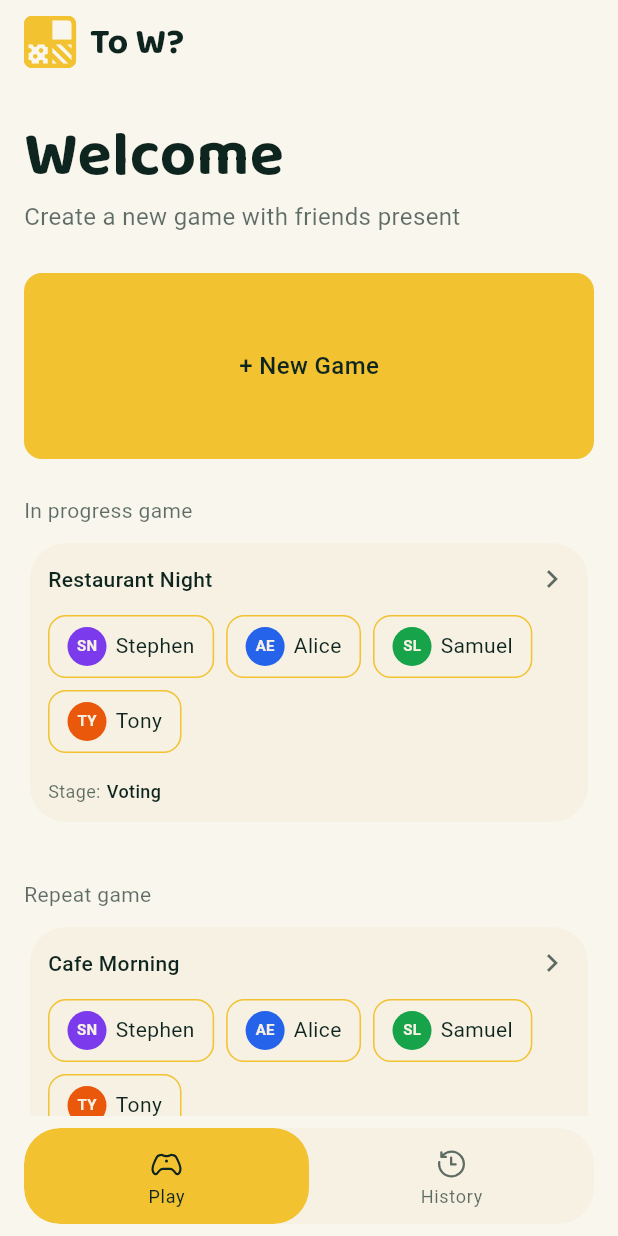
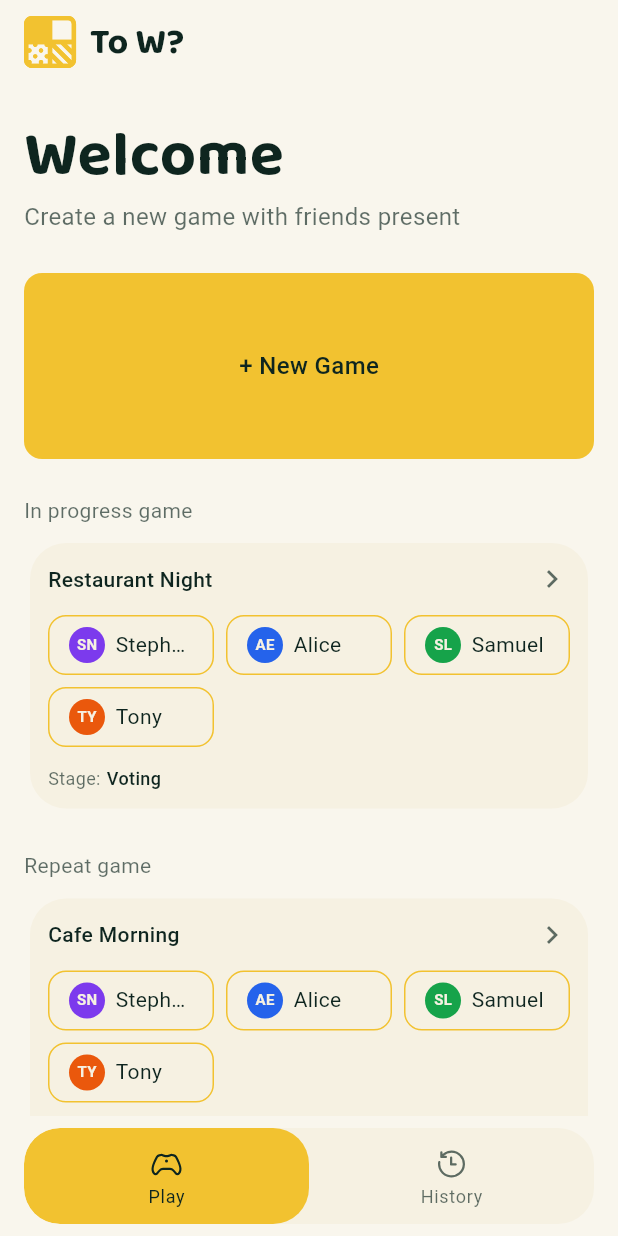
Before and after one commit to Setupboy/TOWH-Flutter, a Flutter app: the HomeView screen opened directly, on a phone screen of 412 x 824 dp. Run offline on Flutter 3.47's test engine with Material 3 defaults, Android fonts, the phone set to English and light mode, and no system bars; our stand-ins replace fluentui_system_icons, flutter_svg, smooth_page_indicator; Roboto replaces fonts that are missing (MPLUSR1).

Commit message:
make in-progress and repeat boxes flexible for more players

```diff
--- a/lib/features/home/widgets/game_box.dart
+++ b/lib/features/home/widgets/game_box.dart
@@ -2,7 +2,7 @@ import 'package:flutter/material.dart';
 import 'package:towh/core/theme/app_colors.dart';
 import 'package:towh/core/theme/app_fonts.dart';
 
-class GameBox extends StatelessWidget {
+class GameBox extends StatefulWidget {
   final String title;
   final String gameTitle;
   final List<Widget> players;
@@ -16,16 +16,30 @@ class GameBox extends StatelessWidget {
     super.key,
   });
 
+  static const int _columns = 3;
+  static const double _gridSpacing = 8;
+  static const double _chipHeight = 40;
+
+  @override
+  State<GameBox> createState() => _GameBoxState();
+}
+
+class _GameBoxState extends State<GameBox> {
+  static const int _maxVisiblePlayersCollapsed = 6;
+
+  bool _isExpanded = false;
+
   @override
   Widget build(BuildContext context) {
+    final hasMorePlayers = widget.players.length > _maxVisiblePlayersCollapsed;
+
     return SizedBox(
       width: 380,
-      height: 232,
       child: Column(
         crossAxisAlignment: CrossAxisAlignment.start,
         children: [
           Text(
-            title,
+            widget.title,
             style: const TextStyle(
               fontFamily: kFontMPL,
               fontSize: 14,
@@ -36,7 +50,6 @@ class GameBox extends StatelessWidget {
           const SizedBox(height: 8),
           SizedBox(
             width: 380,
-            height: 194,
             child: Card(
               color: kColorWhite100,
               elevation: 0,
@@ -44,7 +57,7 @@ class GameBox extends StatelessWidget {
                 borderRadius: BorderRadius.circular(24),
               ),
               child: InkWell(
-                onTap: onTap,
+                onTap: widget.onTap,
                 borderRadius: BorderRadius.circular(24),
                 child: Padding(
                   padding: const EdgeInsets.all(12),
@@ -55,7 +68,7 @@ class GameBox extends StatelessWidget {
                         mainAxisAlignment: MainAxisAlignment.spaceBetween,
                         children: [
                           Text(
-                            gameTitle,
+                            widget.gameTitle,
                             style: const TextStyle(
                               fontSize: 14,
                               fontWeight: FontWeight.w500,
@@ -67,8 +80,32 @@ class GameBox extends StatelessWidget {
                         ],
                       ),
                       const SizedBox(height: 12),
-                      Wrap(spacing: 8, runSpacing: 8, children: players),
-                      const Spacer(),
+                      _buildPlayersGrid(),
+                      if (hasMorePlayers) ...[
+                        const SizedBox(height: 8),
+                        TextButton(
+                          onPressed: () {
+                            setState(() => _isExpanded = !_isExpanded);
+                          },
+                          style: TextButton.styleFrom(
+                            padding: EdgeInsets.zero,
+                            minimumSize: const Size(0, 0),
+                            tapTargetSize: MaterialTapTargetSize.shrinkWrap,
+                          ),
+                          child: Text(
+                            _isExpanded
+                                ? 'Show less'
+                                : 'Show all (${widget.players.length})',
+                            style: const TextStyle(
+                              fontSize: 12,
+                              fontWeight: FontWeight.w500,
+                              color: kColorBlue800,
+                              fontFamily: kFontMPL,
+                            ),
+                          ),
+                        ),
+                      ],
+                      const SizedBox(height: 12),
                       Row(
                         children: const [
                           Text(
@@ -101,4 +138,33 @@ class GameBox extends StatelessWidget {
       ),
     );
   }
+
+  Widget _buildPlayersGrid() {
+    final visiblePlayers =
+        _isExpanded || widget.players.length <= _maxVisiblePlayersCollapsed
+        ? widget.players
+        : widget.players.take(_maxVisiblePlayersCollapsed).toList();
+
+    final playersCount = visiblePlayers.length;
+    final rows = (playersCount / GameBox._columns).ceil();
+    final contentHeight =
+        rows * GameBox._chipHeight +
+        (rows > 1 ? (rows - 1) * GameBox._gridSpacing : 0);
+
+    return SizedBox(
+      height: contentHeight,
+      child: GridView.builder(
+        itemCount: visiblePlayers.length,
+        physics: const NeverScrollableScrollPhysics(),
+        padding: EdgeInsets.zero,
+        gridDelegate: const SliverGridDelegateWithFixedCrossAxisCount(
+          crossAxisCount: GameBox._columns,
+          crossAxisSpacing: GameBox._gridSpacing,
+          mainAxisSpacing: GameBox._gridSpacing,
+          mainAxisExtent: GameBox._chipHeight,
+        ),
+        itemBuilder: (context, index) => visiblePlayers[index],
+      ),
+    );
+  }
 }
--- a/lib/features/home/widgets/player_chip.dart
+++ b/lib/features/home/widgets/player_chip.dart
@@ -12,13 +12,13 @@ class PlayerChip extends StatelessWidget {
   @override
   Widget build(BuildContext context) {
     return Container(
+      width: double.infinity,
       padding: const EdgeInsets.symmetric(horizontal: 12, vertical: 7),
       decoration: BoxDecoration(
         border: Border.all(color: kColorYellow200),
         borderRadius: BorderRadius.circular(12),
       ),
       child: Row(
-        mainAxisSize: MainAxisSize.min,
         children: [
           CircleAvatar(
             radius: 13,
@@ -35,8 +35,11 @@ class PlayerChip extends StatelessWidget {
             ),
           ),
           const SizedBox(width: 6),
-          Text(
+          Expanded(
+            child: Text(
               name,
+              maxLines: 1,
+              overflow: TextOverflow.ellipsis,
               style: const TextStyle(
                 fontSize: 14,
                 fontWeight: FontWeight.w400,
@@ -45,6 +48,7 @@ class PlayerChip extends StatelessWidget {
                 height: 1.2,
               ),
             ),
+          ),
         ],
       ),
     );
```
Lines whose indentation alone changed are shown as unchanged.
